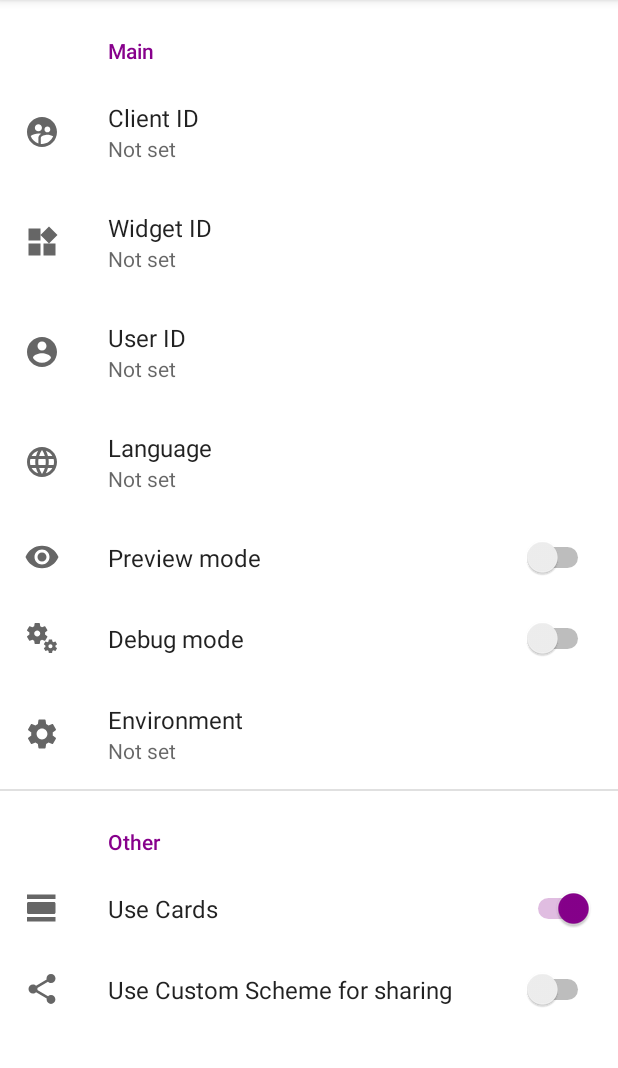
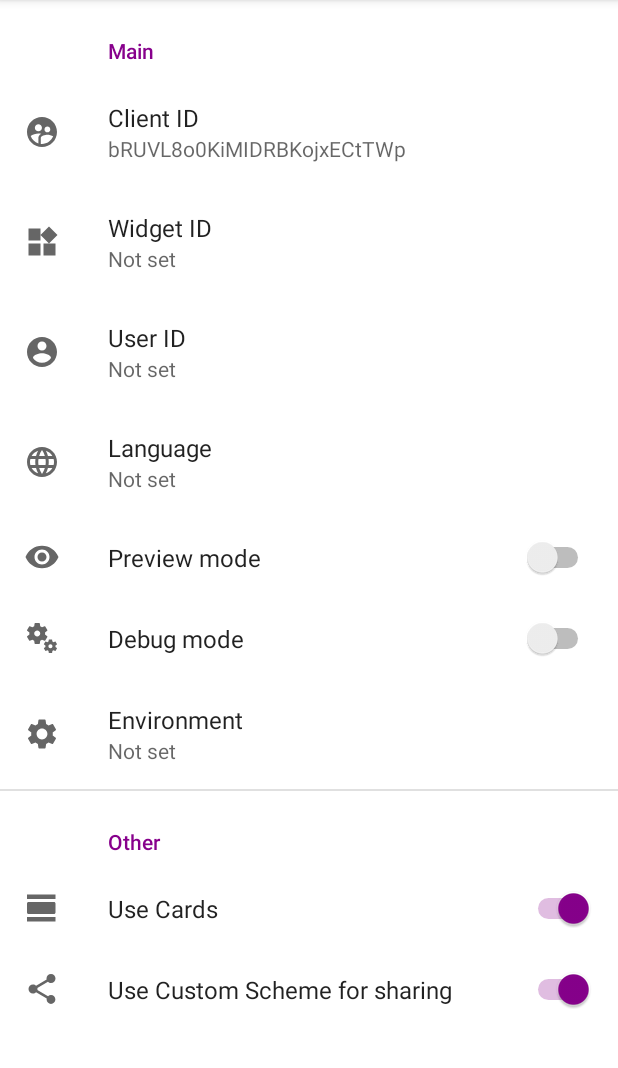
Before and after one commit to Engagecraft-Solutions/touch-platform-widgets-android, an Android app: the screen it shows after launch (SettingsActivity), on a phone screen of 412 x 824 dp, the part 84-1152 px from its top. Run offline under Robolectric (Android 15) with nearby library versions, the phone set to English and light mode, and no system bars; our stand-ins replace androidx.preference.

Commit message:
Set default client id for demo app

```diff
--- a/demo/src/main/java/com/engagecraft/touchplatform/demo/MainActivity.kt
+++ b/demo/src/main/java/com/engagecraft/touchplatform/demo/MainActivity.kt
@@ -125,6 +125,9 @@ class MainActivity : AppCompatActivity() {
     private fun initWidgetsSDK() {
         getValue(R.string.settings_client_id)?.let {
             setupWidgetsSDK()
+            if (TextUtils.isEmpty(getValue(R.string.settings_widget_id))) {
+                openSettings()
+            }
         } ?: run {
             openSettings()
         }
--- a/demo/src/main/res/values/config.xml
+++ b/demo/src/main/res/values/config.xml
@@ -19,4 +19,5 @@
         <item>pre</item>
         <item>release</item>
     </string-array>
+    <string name="settings_client_id_default">bRUVL8o0KiMIDRBKojxECtTWp</string>
 </resources>
--- a/demo/src/main/res/xml/settings.xml
+++ b/demo/src/main/res/xml/settings.xml
@@ -8,6 +8,7 @@
             android:key="@string/settings_client_id"
             android:icon="@drawable/ic_client"
             android:title="Client ID"
+            android:defaultValue="@string/settings_client_id_default"
             app:useSimpleSummaryProvider="true" />
         <EditTextPreference
             android:key="@string/settings_widget_id"
@@ -53,6 +54,6 @@
             android:key="@string/settings_use_custom_scheme"
             android:icon="@drawable/ic_share"
             android:title="Use Custom Scheme for sharing"
-            android:defaultValue="false"/>
+            android:defaultValue="true"/>
     </PreferenceCategory>
 </PreferenceScreen>
```
